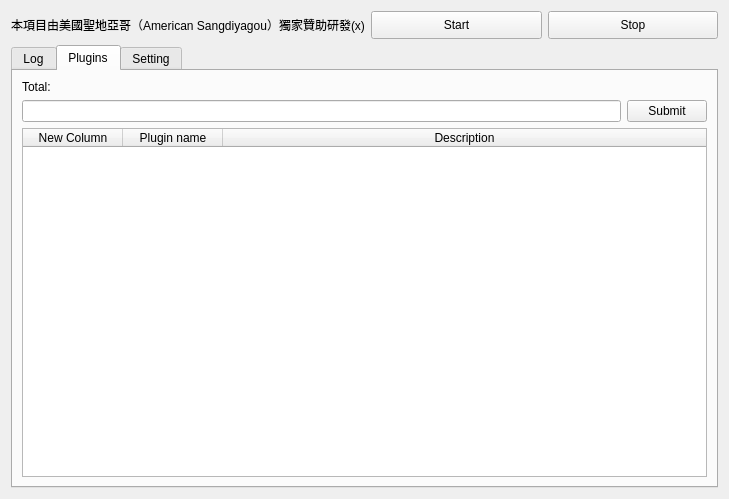
Qt form ictye-live-dm/src/ictye_live_dm/QT-GUI/main.ui (northgreen/ictye-live-dm) before a commit.
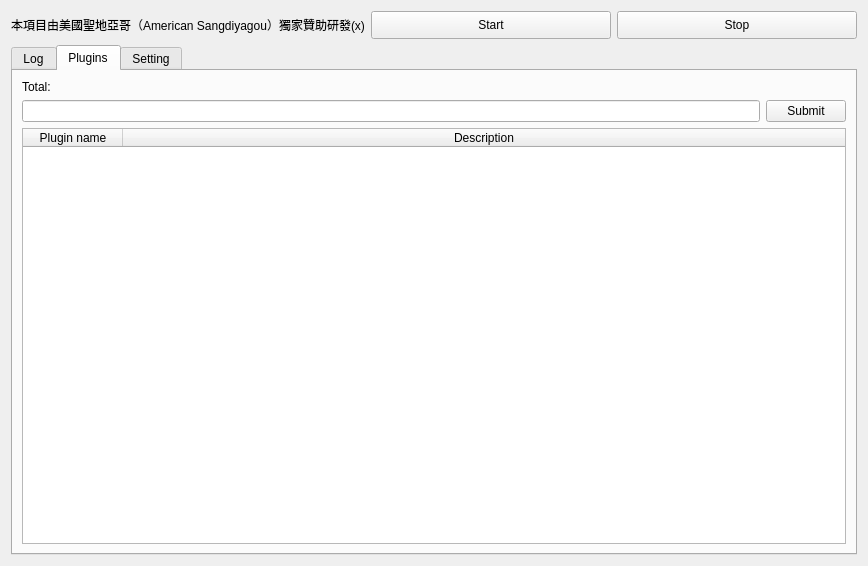
The same form after that commit. The open tabs and pages were chosen to show the change. Icons and pictures are not drawn.

The edit to the form file:
```diff
--- a/ictye-live-dm/src/ictye_live_dm/QT-GUI/main.ui
+++ b/ictye-live-dm/src/ictye_live_dm/QT-GUI/main.ui
@@ -9,8 +9,8 @@
    <rect>
     <x>0</x>
     <y>0</y>
-    <width>729</width>
-    <height>499</height>
+    <width>868</width>
+    <height>566</height>
    </rect>
   </property>
   <property name="windowTitle">
@@ -183,11 +183,6 @@
          <attribute name="horizontalHeaderStretchLastSection">
           <bool>true</bool>
          </attribute>
-         <column>
-          <property name="text">
-           <string>New Column</string>
-          </property>
-         </column>
          <column>
           <property name="text">
            <string>Plugin name</string>
```
Left out of the diff: 12 changed lines with no effect on the pictures.
